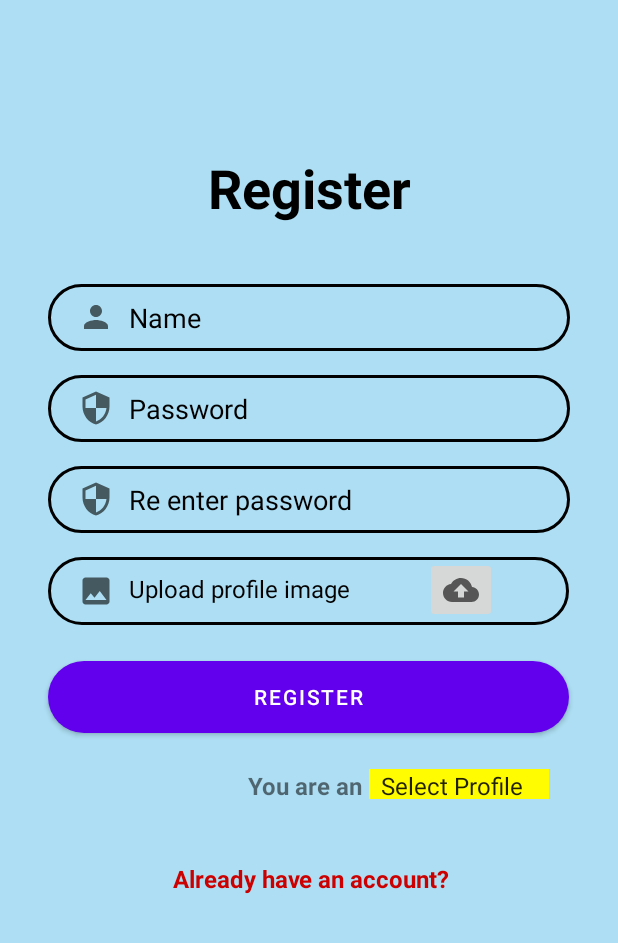
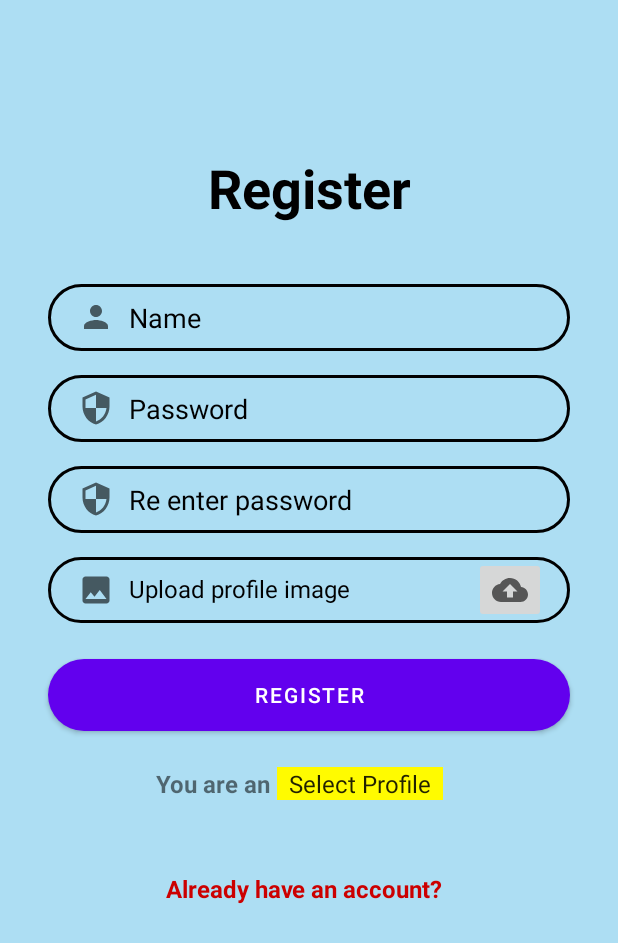
Before and after one commit to Omkar2402/Paryatan-Frontend, an Android app: the MainActivity screen opened directly, with no data from a screen before it, on a phone screen of 412 x 824 dp. Shown: the top 943 px of the screen. Run offline under Robolectric (Android 15) with nearby library versions, the phone set to English and light mode, and no system bars.

Commit message:
Adjusted text alignments

```diff
--- a/app/src/main/res/layout/activity_admin.xml
+++ b/app/src/main/res/layout/activity_admin.xml
@@ -13,13 +13,15 @@
         android:layout_width="wrap_content"
         android:layout_height="wrap_content"
         android:layout_marginTop="100dp"
-        android:text="Host a Monument"
+        android:text="Host a \nMonument"
+        android:textAlignment="center"
         android:textColor="@color/orange"
         android:textSize="36sp"
         android:textStyle="bold"
         app:layout_constraintEnd_toEndOf="parent"
         app:layout_constraintStart_toStartOf="parent"
-        app:layout_constraintTop_toTopOf="parent" />
+        app:layout_constraintTop_toTopOf="parent"
+        android:gravity="center_horizontal" />
 
 
     <TextView
--- a/app/src/main/res/layout/activity_main2.xml
+++ b/app/src/main/res/layout/activity_main2.xml
@@ -92,8 +92,8 @@
 
     <TextView
     android:id="@+id/inputprofileimage"
-    android:layout_width="347dp"
-    android:layout_height="45dp"
+    android:layout_width="0dp"
+    android:layout_height="wrap_content"
     android:layout_marginTop="16dp"
     android:background="@drawable/input_bg"
     android:drawableLeft="@drawable/ic_image"
@@ -130,18 +130,20 @@
         android:layout_height="wrap_content"
         android:layout_marginTop="24dp"
         android:text="You are an "
+
         android:textSize="16sp"
         android:textStyle="bold"
         app:layout_constraintBottom_toTopOf="@+id/alreadyhaveacc"
         app:layout_constraintEnd_toEndOf="@+id/Registerbutton"
+        app:layout_constraintHorizontal_bias="0.269"
         app:layout_constraintStart_toStartOf="@+id/Registerbutton"
         app:layout_constraintTop_toBottomOf="@+id/Registerbutton"
         tools:ignore="MissingConstraints" />
 
     <Spinner
         android:id="@+id/spinner"
-        android:layout_width="120dp"
-        android:layout_height="20dp"
+        android:layout_width="wrap_content"
+        android:layout_height="wrap_content"
         android:layout_marginTop="24dp"
         android:background="#FFFB00"
         android:dropDownWidth="wrap_content"
@@ -155,14 +157,14 @@
         android:id="@+id/alreadyhaveacc"
         android:layout_width="wrap_content"
         android:layout_height="wrap_content"
-        android:layout_marginTop="40dp"
+        android:layout_marginTop="48dp"
         android:shadowColor="@color/black"
         android:text="Already have an account?"
         android:textColor="@android:color/holo_red_dark"
         android:textSize="16sp"
         android:textStyle="bold"
-        app:layout_constraintEnd_toEndOf="@+id/textView6"
-        app:layout_constraintHorizontal_bias="0.484"
+        app:layout_constraintEnd_toEndOf="@+id/spinner"
+        app:layout_constraintHorizontal_bias="1.0"
         app:layout_constraintStart_toStartOf="@+id/textView6"
         app:layout_constraintTop_toBottomOf="@+id/textView6" />
 
@@ -181,14 +183,12 @@
         android:id="@+id/BSelectImage"
         android:layout_width="wrap_content"
         android:layout_height="wrap_content"
-        android:layout_marginEnd="48dp"
-        android:layout_marginRight="48dp"
+        android:layout_marginEnd="16dp"
+        android:layout_marginRight="16dp"
         app:layout_constraintEnd_toEndOf="@+id/inputprofileimage"
         app:layout_constraintTop_toTopOf="@+id/inputprofileimage"
         app:srcCompat="@drawable/ic_cloud_upload"
         tools:ignore="VectorDrawableCompat" />
 
 
-
-
 </androidx.constraintlayout.widget.ConstraintLayout>
--- a/app/src/main/res/layout/activity_splash.xml
+++ b/app/src/main/res/layout/activity_splash.xml
@@ -5,6 +5,6 @@
     android:layout_width="match_parent"
     android:layout_height="match_parent"
     tools:context=".SplashScreen.SplashActivity"
-    android:background="@drawable/splashimg">
+    android:background="@drawable/splashimage">
 
 </androidx.constraintlayout.widget.ConstraintLayout>
```
Also changed, not shown: app/src/main/res/layout/activity_admin_inputs.xml (+4 -4 lines), 1 other file.
